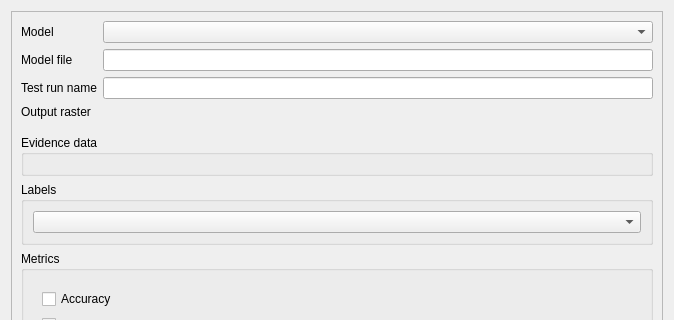
Above: eis_qgis_plugin/resources/ui/modeling/testing.ui from GispoCoding/eis_qgis_plugin before the change; both pictures show x 0 to 674 and y 0 to 320 of the 674 by 805 pixel window. Below: the same form after it.
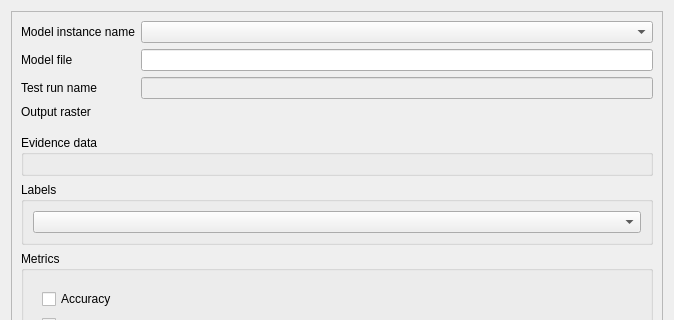
That is the form after the change. Custom widgets are drawn as their Qt base class.

Commit message: Update model history and the underlaying data model (refactor to dataclass

The edit to the form file:
```diff
--- a/eis_qgis_plugin/resources/ui/modeling/testing.ui
+++ b/eis_qgis_plugin/resources/ui/modeling/testing.ui
@@ -39,12 +39,16 @@
           </widget>
          </item>
          <item row="2" column="1">
-          <widget class="QLineEdit" name="test_run_name"/>
+          <widget class="QLineEdit" name="test_run_name">
+           <property name="enabled">
+            <bool>false</bool>
+           </property>
+          </widget>
          </item>
          <item row="0" column="0">
           <widget class="QLabel" name="test_model_selection_label">
            <property name="text">
-            <string>Model</string>
+            <string>Model instance name</string>
            </property>
           </widget>
          </item>
```
The commit also changes 9 other files.
